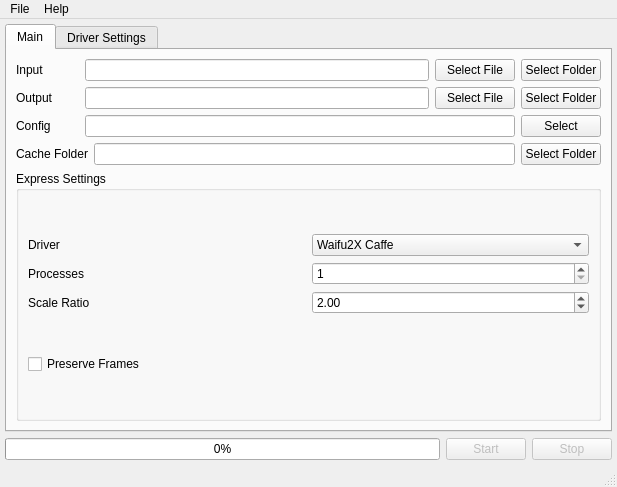
The window that src/video2x_gui.ui (k4yt3x/video2x) describes before a commit, drawn with Qt 5.
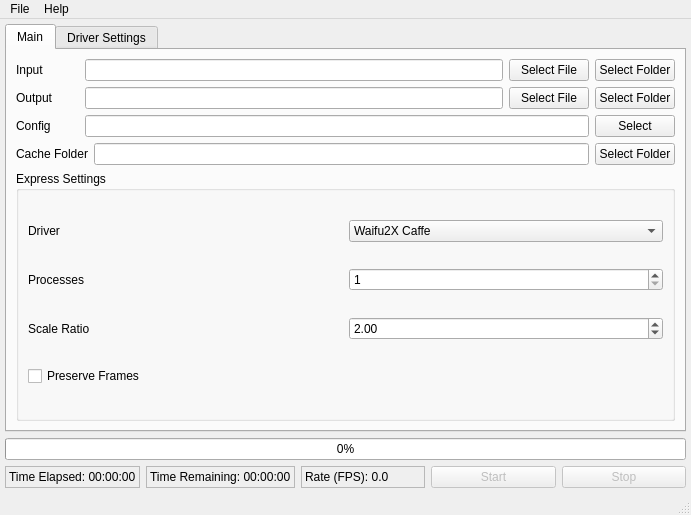
The same window after the commit.

Commit message: added time elapsed, time remaining and speed rate

Diff of the .ui file:
```diff
--- a/src/video2x_gui.ui
+++ b/src/video2x_gui.ui
@@ -6,8 +6,8 @@
    <rect>
     <x>0</x>
     <y>0</y>
-    <width>617</width>
-    <height>474</height>
+    <width>691</width>
+    <height>503</height>
    </rect>
   </property>
   <property name="windowTitle">
@@ -194,8 +194,6 @@
           </property>
           <layout class="QVBoxLayout" name="verticalLayout_4">
            <item>
-            <layout class="QVBoxLayout" name="expressSettingsVerticalLayout">
-             <item>
               <layout class="QHBoxLayout" name="driverHorizontalLayout">
                <item>
                 <widget class="QLabel" name="driverLabel">
@@ -271,8 +269,6 @@
                </item>
               </layout>
              </item>
-            </layout>
-           </item>
            <item>
             <widget class="QCheckBox" name="preserveFramesCheckBox">
              <property name="text">
@@ -1188,7 +1184,7 @@
      </widget>
     </item>
     <item>
-     <layout class="QHBoxLayout" name="controlsHorizontalLayout">
+     <layout class="QVBoxLayout" name="controlsVerticalLayout">
       <item>
        <widget class="QProgressBar" name="progressBar">
         <property name="value">
@@ -1197,6 +1193,41 @@
        </widget>
       </item>
       <item>
+       <layout class="QHBoxLayout" name="timeControlsHorizontalLayout">
+        <item>
+         <widget class="QLabel" name="timeElapsedLabel">
+          <property name="acceptDrops">
+           <bool>false</bool>
+          </property>
+          <property name="frameShape">
+           <enum>QFrame::StyledPanel</enum>
+          </property>
+          <property name="text">
+           <string>Time Elapsed: 00:00:00</string>
+          </property>
+         </widget>
+        </item>
+        <item>
+         <widget class="QLabel" name="timeRemainingLabel">
+          <property name="frameShape">
+           <enum>QFrame::StyledPanel</enum>
+          </property>
+          <property name="text">
+           <string>Time Remaining: 00:00:00</string>
+          </property>
+         </widget>
+        </item>
+        <item>
+         <widget class="QLabel" name="rateLabel">
+          <property name="frameShape">
+           <enum>QFrame::StyledPanel</enum>
+          </property>
+          <property name="text">
+           <string>Rate (FPS): 0.0</string>
+          </property>
+         </widget>
+        </item>
+        <item>
        <widget class="QPushButton" name="startButton">
         <property name="enabled">
          <bool>false</bool>
@@ -1219,13 +1250,15 @@
      </layout>
     </item>
    </layout>
+    </item>
+   </layout>
   </widget>
   <widget class="QMenuBar" name="menubar">
    <property name="geometry">
     <rect>
      <x>0</x>
      <y>0</y>
-     <width>617</width>
+     <width>691</width>
      <height>21</height>
     </rect>
    </property>
```
Lines whose indentation alone changed are shown as unchanged. The commit also changes 1 other file.
